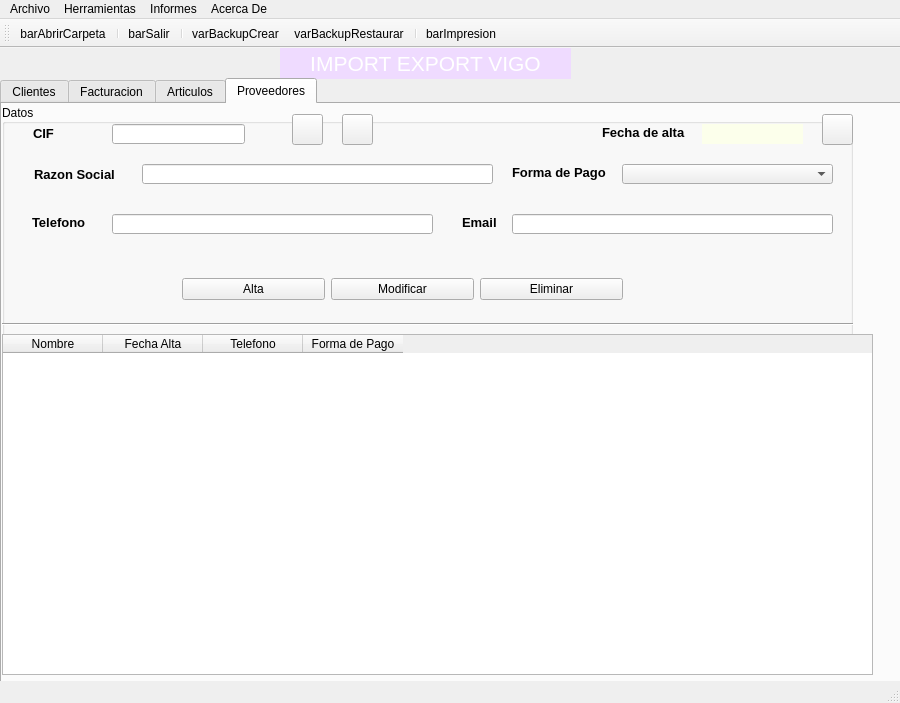
PortelaAtenea/BasicInterface, file window.ui: the form before one commit.
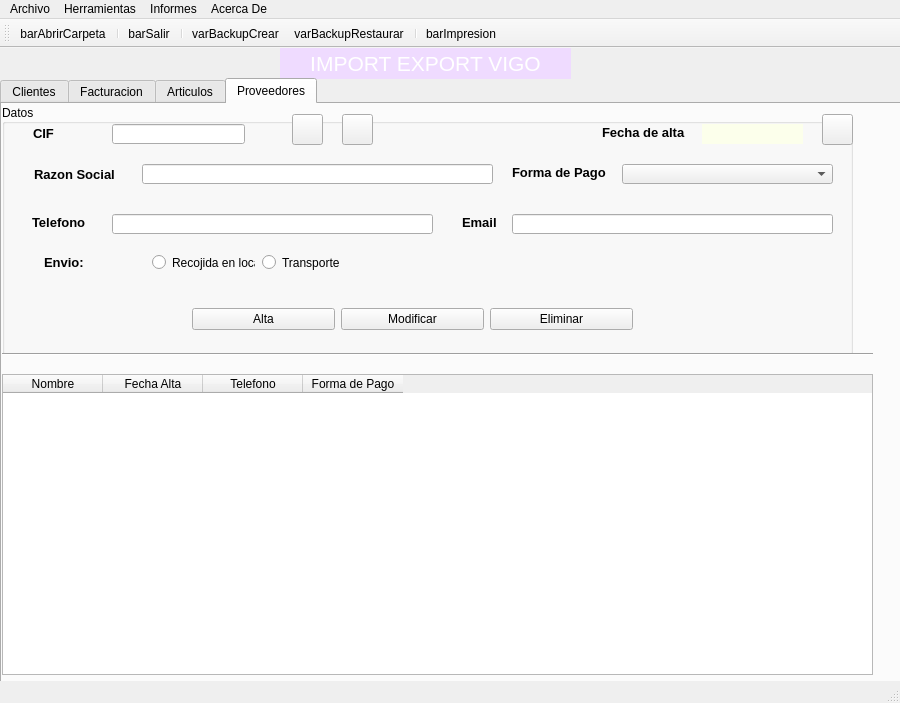
The form after the commit. Icons and pictures are not drawn.

The edit to the form file:
```diff
--- a/window.ui
+++ b/window.ui
@@ -1724,52 +1724,6 @@
         <string>Fecha de alta</string>
        </property>
       </widget>
-      <widget class="QWidget" name="layoutWidget_4">
-       <property name="geometry">
-        <rect>
-         <x>180</x>
-         <y>160</y>
-         <width>441</width>
-         <height>51</height>
-        </rect>
-       </property>
-       <layout class="QHBoxLayout" name="horizontalLayout_9">
-        <item>
-         <widget class="QPushButton" name="btnAltaProv">
-          <property name="text">
-           <string>Alta</string>
-          </property>
-         </widget>
-        </item>
-        <item>
-         <widget class="QPushButton" name="btnModifProv">
-          <property name="text">
-           <string>Modificar</string>
-          </property>
-         </widget>
-        </item>
-        <item>
-         <widget class="QPushButton" name="btnBajaProv">
-          <property name="text">
-           <string>Eliminar</string>
-          </property>
-         </widget>
-        </item>
-       </layout>
-      </widget>
-      <widget class="Line" name="line_4">
-       <property name="geometry">
-        <rect>
-         <x>0</x>
-         <y>210</y>
-         <width>871</width>
-         <height>20</height>
-        </rect>
-       </property>
-       <property name="orientation">
-        <enum>Qt::Horizontal</enum>
-       </property>
-      </widget>
       <widget class="QPushButton" name="btnLimpiarProv">
        <property name="geometry">
         <rect>
@@ -2027,14 +1981,60 @@
         <string>Forma de Pago</string>
        </property>
       </widget>
+      <widget class="QLabel" name="lblSexo_3">
+       <property name="geometry">
+        <rect>
+         <x>42</x>
+         <y>150</y>
+         <width>102</width>
+         <height>17</height>
+        </rect>
+       </property>
+       <property name="font">
+        <font>
+         <pointsize>10</pointsize>
+         <weight>75</weight>
+         <bold>true</bold>
+        </font>
+       </property>
+       <property name="text">
+        <string>Envio:</string>
+       </property>
+      </widget>
+      <widget class="QRadioButton" name="rbtTransporte">
+       <property name="geometry">
+        <rect>
+         <x>260</x>
+         <y>150</y>
+         <width>102</width>
+         <height>17</height>
+        </rect>
+       </property>
+       <property name="text">
+        <string>Transporte</string>
+       </property>
+      </widget>
+      <widget class="QRadioButton" name="rbtRecojida">
+       <property name="geometry">
+        <rect>
+         <x>150</x>
+         <y>150</y>
+         <width>103</width>
+         <height>17</height>
+        </rect>
+       </property>
+       <property name="text">
+        <string>Recojida en local</string>
+       </property>
+      </widget>
      </widget>
      <widget class="QTableWidget" name="tabProv">
       <property name="geometry">
        <rect>
         <x>0</x>
-        <y>230</y>
+        <y>270</y>
         <width>871</width>
-        <height>341</height>
+        <height>301</height>
        </rect>
       </property>
       <property name="font">
@@ -2069,6 +2069,52 @@
        </property>
       </column>
      </widget>
+     <widget class="Line" name="line_4">
+      <property name="geometry">
+       <rect>
+        <x>0</x>
+        <y>240</y>
+        <width>871</width>
+        <height>20</height>
+       </rect>
+      </property>
+      <property name="orientation">
+       <enum>Qt::Horizontal</enum>
+      </property>
+     </widget>
+     <widget class="QWidget" name="layoutWidget_4">
+      <property name="geometry">
+       <rect>
+        <x>190</x>
+        <y>190</y>
+        <width>441</width>
+        <height>51</height>
+       </rect>
+      </property>
+      <layout class="QHBoxLayout" name="horizontalLayout_9">
+       <item>
+        <widget class="QPushButton" name="btnAltaProv">
+         <property name="text">
+          <string>Alta</string>
+         </property>
+        </widget>
+       </item>
+       <item>
+        <widget class="QPushButton" name="btnModifProv">
+         <property name="text">
+          <string>Modificar</string>
+         </property>
+        </widget>
+       </item>
+       <item>
+        <widget class="QPushButton" name="btnBajaProv">
+         <property name="text">
+          <string>Eliminar</string>
+         </property>
+        </widget>
+       </item>
+      </layout>
+     </widget>
     </widget>
    </widget>
   </widget>
```
